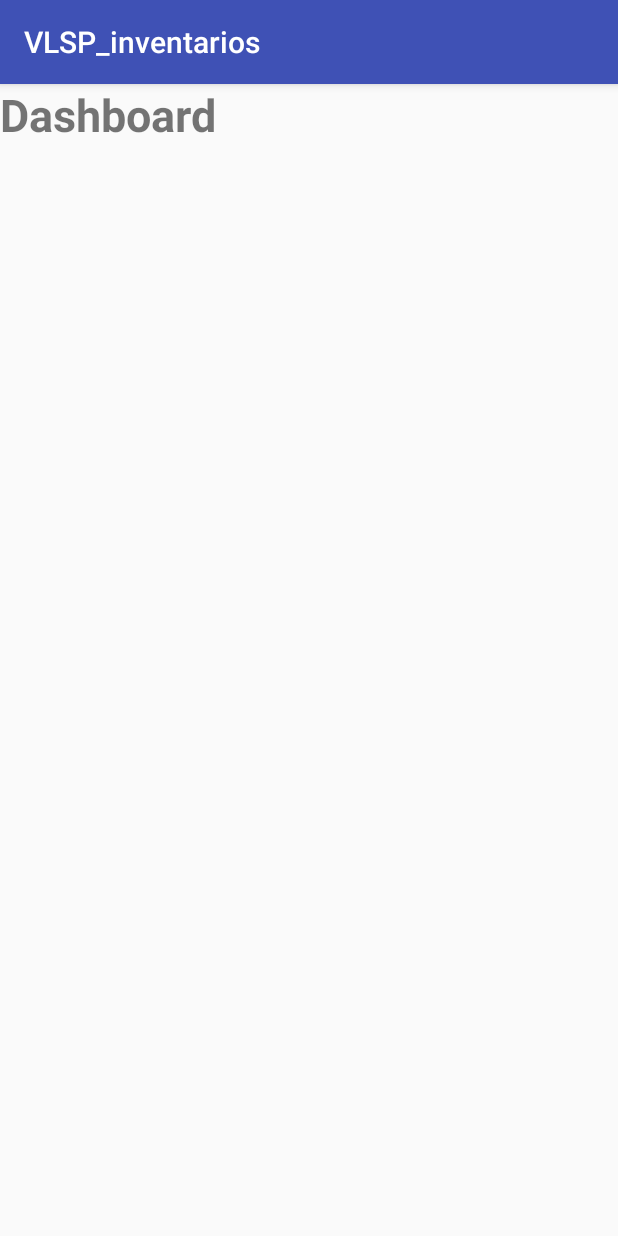
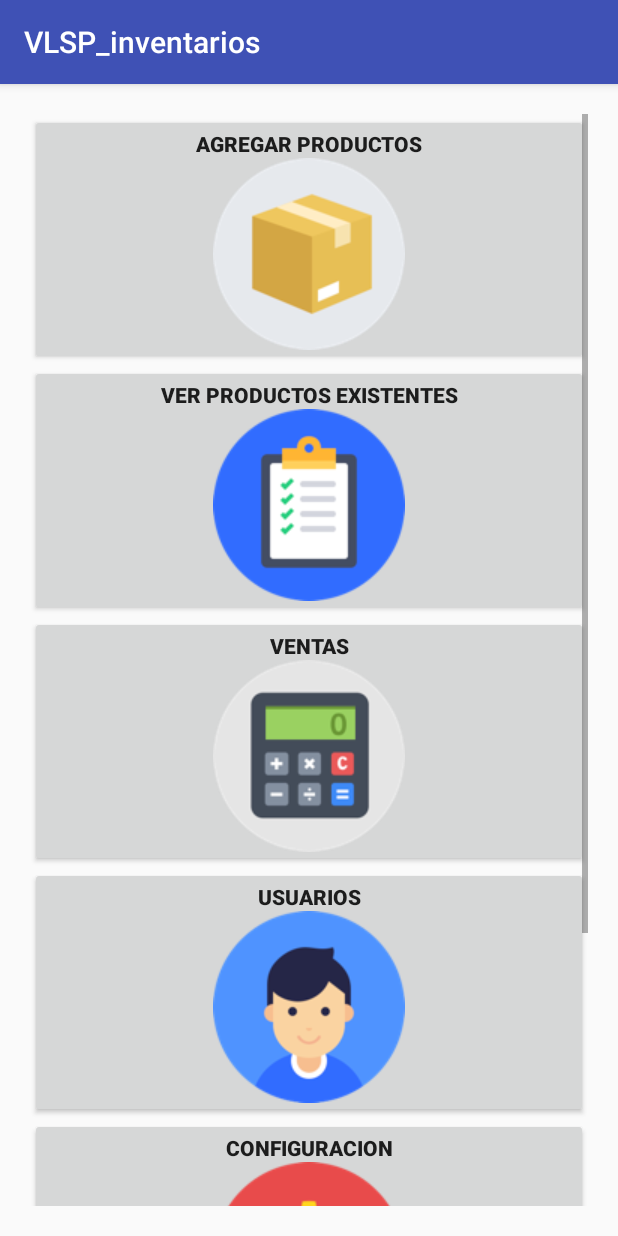
Before and after one commit to JRSValdez/VLSPinventarios, an Android app: the fragment Dashboard shown on its own in the app's theme, on a phone screen of 412 x 824 dp. Run offline under Robolectric (Android 15) with nearby library versions, the phone set to English and light mode, and no system bars; 1 statement that could not run was skipped.

Commit message:
Dshboar se muestra en la primera vista, agregar productos ya funciona faltn las demas opciones

```diff
--- a/app/src/main/java/sv/edu/catolica/vlsp_inventarios/AgregarProductos.java
+++ b/app/src/main/java/sv/edu/catolica/vlsp_inventarios/AgregarProductos.java
@@ -58,9 +58,7 @@ public class AgregarProductos extends Fragment {
     public View onCreateView(LayoutInflater inflater, ViewGroup container,
                              Bundle savedInstanceState) {
         // Inflate the layout for this fragment
-
         idEmpresa = getArguments().getInt("idEmpresa");
-
         return inflater.inflate(R.layout.fragment_agregarproductos, container, false);
     }
     @Override
--- a/app/src/main/java/sv/edu/catolica/vlsp_inventarios/Dashboard.java
+++ b/app/src/main/java/sv/edu/catolica/vlsp_inventarios/Dashboard.java
@@ -1,17 +1,50 @@
 package sv.edu.catolica.vlsp_inventarios;
 
 import android.os.Bundle;
+import android.os.StrictMode;
+import android.support.annotation.Nullable;
 import android.support.v4.app.Fragment;
 import android.view.LayoutInflater;
 import android.view.View;
 import android.view.ViewGroup;
+import android.widget.Button;
 
 
 public class Dashboard extends Fragment {
+
+    Button btnAbrirCompras;
+    int idEmpresa;
+
     @Override
     public View onCreateView(LayoutInflater inflater, ViewGroup container,
                              Bundle savedInstanceState) {
         // Inflate the layout for this fragment
+        idEmpresa = getArguments().getInt("idEmpresa");
         return inflater.inflate(R.layout.fragment_dashboard, container, false);
     }
+    public void onActivityCreated(@Nullable Bundle savedInstanceState) {
+        super.onActivityCreated(savedInstanceState);
+        StrictMode.ThreadPolicy policy = new StrictMode.ThreadPolicy.Builder().permitAll().build();
+        StrictMode.setThreadPolicy(policy);
+
+        btnAbrirCompras = getView().findViewById(R.id.btnPr);
+        btnAbrirCompras.setOnClickListener(new View.OnClickListener() {
+            @Override
+            public void onClick(View view) {
+
+                AgregarProductos nextFrag= new AgregarProductos();
+
+                Bundle bundle=new Bundle();
+
+                bundle.putInt("idEmpresa", idEmpresa);
+
+                nextFrag.setArguments(bundle);
+
+                getActivity().getSupportFragmentManager().beginTransaction()
+                        .replace(R.id.contenedor, nextFrag)
+                        .commit();
+
+            }
+        });
+    }
 }
--- a/app/src/main/res/layout/fragment_dashboard.xml
+++ b/app/src/main/res/layout/fragment_dashboard.xml
@@ -5,14 +5,58 @@
     android:layout_height="match_parent"
     tools:context=".Dashboard">
 
-    <!-- TODO: Update blank fragment layout -->
-    <TextView
+    <ScrollView
+        android:orientation="vertical"
         android:layout_width="match_parent"
         android:layout_height="match_parent"
-        android:text="Dashboard"
-        android:layout_gravity="center"
-        android:textSize="30dp"
-        android:textStyle="bold"
-        />
+        android:padding="20dp">
+        <LinearLayout
+            android:orientation="vertical"
+            android:layout_width="match_parent"
+            android:layout_height="match_parent">
+            <Button
+                android:id="@+id/btnPr"
+                android:layout_height="match_parent"
+                android:drawableBottom="@drawable/agregarprod"
+                android:text="AGREGAR PRODUCTOS"
+                android:textStyle="bold"
+                android:layout_width="match_parent"/>
+            <Button
+                android:id="@+id/btnLisPr"
+                android:layout_height="match_parent"
+                android:drawableBottom="@drawable/verprod"
+                android:text="VER PRODUCTOS EXISTENTES"
+                android:textStyle="bold"
+                android:layout_width="match_parent"/>
+            <Button
+                android:id="@+id/btnVent"
+                android:layout_height="match_parent"
+                android:drawableBottom="@drawable/ventaico"
+                android:text="VENTAS"
+                android:textStyle="bold"
+                android:layout_width="match_parent"/>
+            <Button
+                android:id="@+id/btnUser"
+                android:layout_height="match_parent"
+                android:drawableBottom="@drawable/user"
+                android:text="USUARIOS"
+                android:textStyle="bold"
+                android:layout_width="match_parent"/>
+            <Button
+                android:id="@+id/btnConf"
+                android:layout_height="match_parent"
+                android:drawableBottom="@drawable/configuracion"
+                android:text="CONFIGURACION"
+                android:textStyle="bold"
+                android:layout_width="match_parent"/>
+            <Button
+                android:id="@+id/btnSalirApp"
+                android:layout_height="match_parent"
+                android:drawableBottom="@drawable/salirapp"
+                android:text="CERRAR APLICACION"
+                android:textStyle="bold"
+                android:layout_width="match_parent"/>
+        </LinearLayout>
+    </ScrollView>
 
 </FrameLayout>
```
Also changed, not shown: app/src/main/java/sv/edu/catolica/vlsp_inventarios/MainActivity.java (+9 -10 lines), app/src/main/res/layout/content_main.xml (+2 -74 lines).
